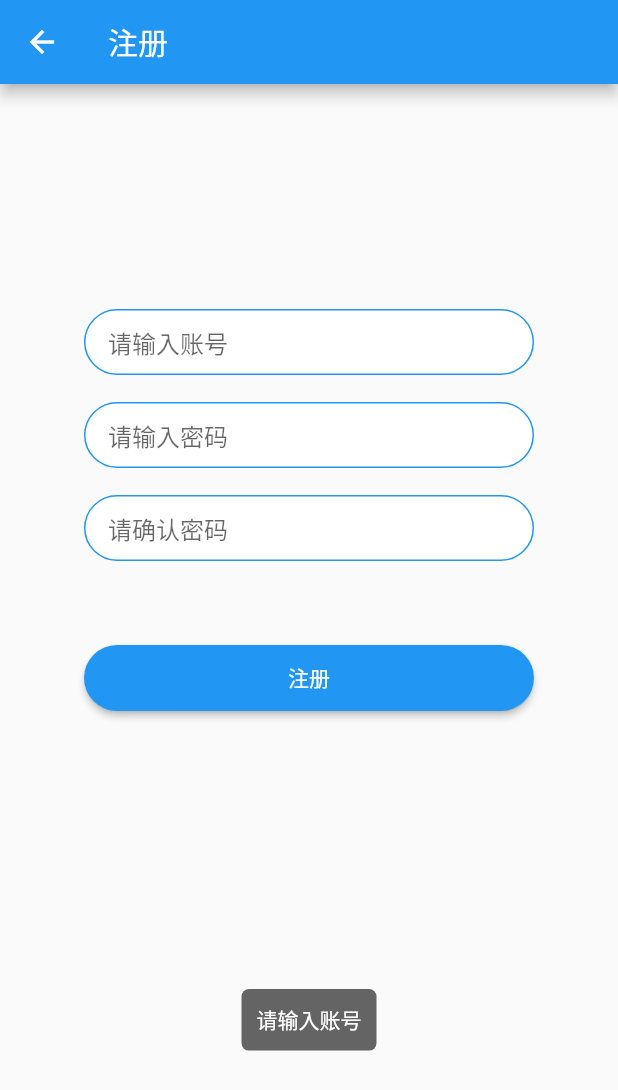
After one commit to ikakaxi/wanandroid_flutter_, a Flutter app: the RegisterPage screen opened directly, after a tap on "注册", on a phone screen of 412 x 824 dp. The commit adds this screen. Shown: the top 1090 px of the screen. Run offline on Flutter 3.47's test engine with Material 2 defaults, Android fonts, the phone set to English and light mode, and no system bars; our stand-ins replace dio; network calls fail.

Commit message:
完成登录注册

```diff
--- a/lib/common/api.dart
+++ b/lib/common/api.dart
@@ -2,4 +2,6 @@
 class Api {
 
   static String getGongZhongHaoList = "/wxarticle/chapters/json"; //获取公众号列表
+  static String login = "/user/login"; //登录
+  static String register = "/user/register"; //注册
 }
--- /dev/null
+++ b/lib/common/toast.dart
@@ -0,0 +1,154 @@
+import 'package:flutter/material.dart';
+
+class Toast {
+  static ToastView preToast;
+  static show(BuildContext context, String msg) {
+    preToast?.dismiss();
+    preToast = null;
+    var overlayState = Overlay.of(context);
+    var controllerShowAnim = new AnimationController(
+      vsync: overlayState,
+      duration: Duration(milliseconds: 250),
+    );
+    var controllerShowOffset = new AnimationController(
+      vsync: overlayState,
+      duration: Duration(milliseconds: 350),
+    );
+    var controllerHide = new AnimationController(
+      vsync: overlayState,
+      duration: Duration(milliseconds: 250),
+    );
+    var opacityAnim1 = new Tween(begin: 0.0, end: 1.0).animate(controllerShowAnim);
+    var controllerCurvedShowOffset = new CurvedAnimation(parent: controllerShowOffset, curve: _BounceOutCurve._());
+    var offsetAnim = new Tween(begin: 30.0, end: 0.0).animate(controllerCurvedShowOffset);
+    var opacityAnim2 = new Tween(begin: 1.0, end: 0.0).animate(controllerHide);
+
+    OverlayEntry overlayEntry;
+    overlayEntry = new OverlayEntry(builder: (context) {
+      return ToastWidget(
+        opacityAnim1: opacityAnim1,
+        opacityAnim2: opacityAnim2,
+        offsetAnim: offsetAnim,
+        child: buildToastLayout(msg),
+      );
+    });
+    var toastView = ToastView();
+    toastView.overlayEntry = overlayEntry;
+    toastView.controllerShowAnim = controllerShowAnim;
+    toastView.controllerShowOffset = controllerShowOffset;
+    toastView.controllerHide = controllerHide;
+    toastView.overlayState = overlayState;
+    preToast = toastView;
+    toastView._show();
+  }
+
+  static LayoutBuilder buildToastLayout(String msg) {
+    return LayoutBuilder(builder: (context, constraints) {
+      return IgnorePointer(
+        ignoring: true,
+        child: Container(
+          child: Material(
+            color: Colors.white.withOpacity(0),
+            child: Container(
+              child: Container(
+                child: Text(
+                  "${msg}",
+                  style: TextStyle(color: Colors.white),
+                ),
+                decoration: BoxDecoration(
+                  color: Colors.black.withOpacity(0.6),
+                  borderRadius: BorderRadius.all(
+                    Radius.circular(5),
+                  ),
+                ),
+                padding: EdgeInsets.symmetric(vertical: 10, horizontal: 10),
+              ),
+              margin: EdgeInsets.only(
+                bottom: constraints.biggest.height * 0.15,
+                left: constraints.biggest.width * 0.2,
+                right: constraints.biggest.width * 0.2,
+              ),
+            ),
+          ),
+          alignment: Alignment.bottomCenter,
+        ),
+      );
+    });
+  }
+}
+
+class ToastView {
+  OverlayEntry overlayEntry;
+  AnimationController controllerShowAnim;
+  AnimationController controllerShowOffset;
+  AnimationController controllerHide;
+  OverlayState overlayState;
+  bool dismissed = false;
+
+  _show() async {
+    overlayState.insert(overlayEntry);
+    controllerShowAnim.forward();
+    controllerShowOffset.forward();
+    await Future.delayed(Duration(milliseconds: 3500));
+    this.dismiss();
+  }
+
+  dismiss() async {
+    if (dismissed) {
+      return;
+    }
+    this.dismissed = true;
+    controllerHide.forward();
+    await Future.delayed(Duration(milliseconds: 250));
+    overlayEntry?.remove();
+  }
+}
+
+class ToastWidget extends StatelessWidget {
+  final Widget child;
+  final Animation<double> opacityAnim1;
+  final Animation<double> opacityAnim2;
+  final Animation<double> offsetAnim;
+
+  ToastWidget({this.child, this.offsetAnim, this.opacityAnim1, this.opacityAnim2});
+
+  @override
+  Widget build(BuildContext context) {
+    return AnimatedBuilder(
+      animation: opacityAnim1,
+      child: child,
+      builder: (context, child_to_build) {
+        return Opacity(
+          opacity: opacityAnim1.value,
+          child: AnimatedBuilder(
+            animation: offsetAnim,
+            builder: (context, _) {
+              return Transform.translate(
+                offset: Offset(0, offsetAnim.value),
+                child: AnimatedBuilder(
+                  animation: opacityAnim2,
+                  builder: (context, _) {
+                    return Opacity(
+                      opacity: opacityAnim2.value,
+                      child: child_to_build,
+                    );
+                  },
+                ),
+              );
+            },
+          ),
+        );
+      },
+    );
+  }
+}
+
+class _BounceOutCurve extends Curve {
+  const _BounceOutCurve._();
+
+  @override
+  double transform(double t) {
+    t -= 1.0;
+    return t * t * ((2 + 1) * t + 2) + 1.0;
+  }
+}
--- /dev/null
+++ b/lib/common/widgetFactor.dart
@@ -0,0 +1,40 @@
+import 'package:flutter/material.dart';
+
+class WidgetFactor {
+
+  static Widget buildTextField(
+      {TextEditingController controller,
+        String hintText,
+        bool obscureText=false
+      }) {
+    return Container(
+      padding: EdgeInsets.fromLTRB(15.0, 5.0, 15.0, 5.0),
+      alignment: Alignment.center,
+      height: 44,
+      decoration: BoxDecoration(
+        color: Colors.white,
+        border: Border.all(color: Colors.blue),
+        borderRadius: BorderRadius.circular(22),
+      ),
+      child: TextField(
+        obscureText: obscureText,
+        controller: controller,
+        decoration: InputDecoration.collapsed(hintText: hintText),
+      ),
+    );
+  }
+
+  static Widget buildButton({@required VoidCallback onPressed, String title}) {
+    return MaterialButton(
+      shape: RoundedRectangleBorder(
+        borderRadius: BorderRadius.all(Radius.circular(22)),
+      ),
+      height: 44,
+      minWidth: 300,
+      color: Colors.blue,
+      textColor: Colors.white,
+      child: Text(title),
+      onPressed: onPressed,
+    );
+  }
+}
--- /dev/null
+++ b/lib/login/page_register.dart
@@ -0,0 +1,98 @@
+import 'package:flutter/material.dart';
+import 'package:wanandroid_flutter/common/widgetFactor.dart';
+import 'package:wanandroid_flutter/common/toast.dart';
+import 'package:wanandroid_flutter/network/networkUtil.dart';
+import 'package:wanandroid_flutter/common/api.dart';
+
+class RegisterPage extends StatefulWidget {
+  @override
+  State<StatefulWidget> createState() {
+    // TODO: implement createState
+    return RegisterPageState();
+  }
+}
+
+class RegisterPageState extends State<RegisterPage> {
+  TextEditingController _accountController = TextEditingController();
+  TextEditingController _passwordController = TextEditingController();
+  TextEditingController _repasswordController = TextEditingController();
+
+  @override
+  Widget build(BuildContext context) {
+    // TODO: implement build
+    return Scaffold(
+      appBar: AppBar(
+        title: Text("注册"),
+      ),
+      body: Stack(
+        alignment: Alignment.center,
+        children: <Widget>[
+          Positioned(
+            top: 150,
+            width: 300,
+            height: 270,
+            child: Column(
+              children: <Widget>[
+                WidgetFactor.buildTextField(
+                    controller: _accountController, hintText: "请输入账号"),
+                Flexible(
+                  flex: 1,
+                  child: Container(),
+                ),
+                WidgetFactor.buildTextField(
+                    controller: _passwordController,
+                    hintText: "请输入密码",
+                    obscureText: true),
+                Flexible(
+                  flex: 1,
+                  child: Container(),
+                ),
+                WidgetFactor.buildTextField(
+                    controller: _repasswordController,
+                    hintText: "请确认密码",
+                    obscureText: true),
+                Flexible(
+                  flex: 3,
+                  child: Container(),
+                ),
+                WidgetFactor.buildButton(
+                    onPressed: _clickRegisterBtn, title: "注册"),
+              ],
+            ),
+          ),
+        ],
+      ),
+    );
+  }
+
+  void _clickRegisterBtn() {
+    if (_accountController.text.trim().length == 0) {
+      Toast.show(context, "请输入账号");
+    } else if (_passwordController.text.trim().length == 0) {
+      Toast.show(context, "请输入密码");
+    } else if (_passwordController.text.trim() != _repasswordController.text.trim()) {
+      Toast.show(context, "密码不一致");
+    } else {
+      _register(_accountController.text.trim(), _passwordController.text.trim());
+    }
+  }
+
+  void _register(String account, String password) {
+
+    Map<String, dynamic> param = {"username":account, "password":password, "repassword":password};
+    NetWorkUtil().POST(Api.register, param, (success){
+      Toast.show(context, "注册成功");
+      Navigator.of(context).pop();
+    }, (error){
+      Toast.show(context, error);
+    });
+  }
+
+  @override
+  void dispose() {
+    _accountController.dispose();
+    _passwordController.dispose();
+    _repasswordController.dispose();
+    super.dispose();
+  }
+}
```
Also changed, not shown: lib/common/commonUtil.dart (added, +19 -0 lines), lib/home/page_home.dart (+7 -2 lines), lib/login/page_login.dart (added, +101 -0 lines), lib/network/networkUtil.dart (+20 -8 lines).
